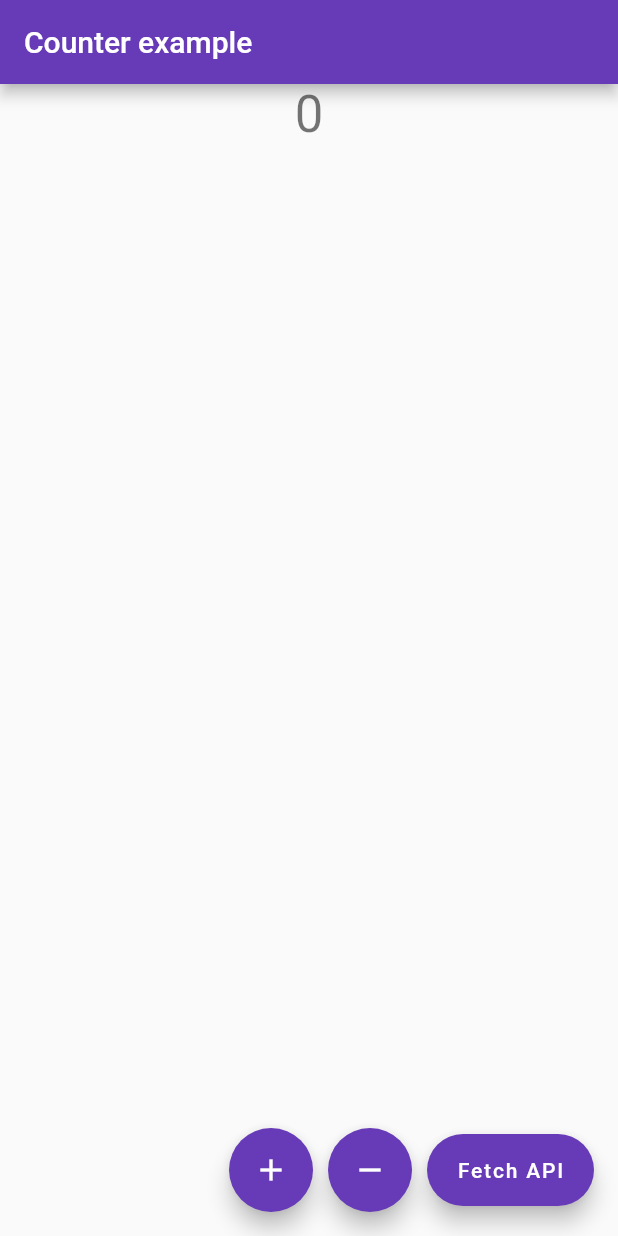
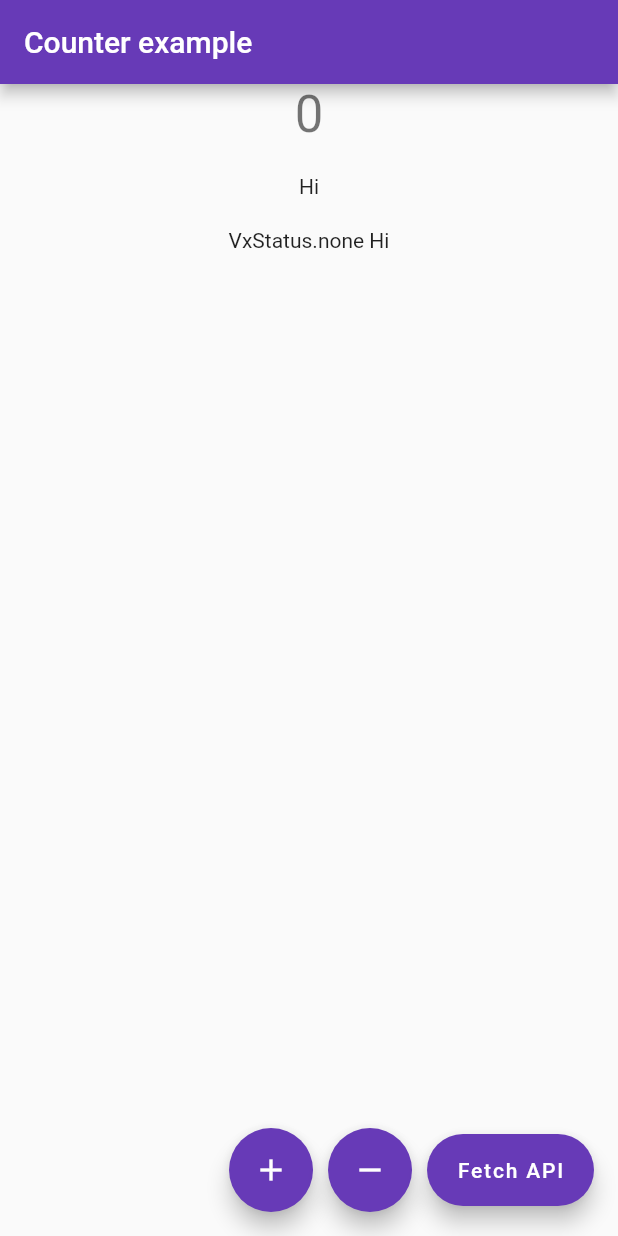
Before and after one commit to iampawan/VxState, a Flutter app: the screen it shows after launch, on a phone screen of 412 x 824 dp. Run offline on Flutter 3.47's test engine with Material 2 defaults, Android fonts, the phone set to English and light mode, and no system bars.

Commit message:
status added

```diff
--- a/example/lib/main.dart
+++ b/example/lib/main.dart
@@ -34,9 +34,7 @@ class HomePage extends StatelessWidget {
   const HomePage({Key key, this.store}) : super(key: key);
   @override
   Widget build(BuildContext context) {
-    // final store = VxState.store;
-
-    VxState.listen(context, to: [FetchApi]);
+    // VxState.listen(context, to: [FetchApi]);
     print("Build Called");
 
     return Scaffold(
@@ -50,21 +48,36 @@ class HomePage extends StatelessWidget {
               crossAxisAlignment: CrossAxisAlignment.center,
               children: <Widget>[
                 VxBuilder(
-                  mutations: {IncrementMutation, DecrementMutation},
-                  builder: (ctx) => Text(
-                    store.counter.count.toString(),
-                    style: Theme.of(context).textTheme.headline4,
-                  ),
+                    mutations: {IncrementMutation, DecrementMutation},
+                    builder: (ctx, _) {
+                      if (store.isFetching)
+                        return CircularProgressIndicator();
+                      else
+                        return Text(
+                          "${store.counter.count.toString()}",
+                          style: Theme.of(context).textTheme.headline4,
+                        );
+                    }),
+                SizedBox(
+                  height: 20.0,
+                ),
+                Text(
+                  "${store.data}",
                 ),
                 SizedBox(
                   height: 20.0,
                 ),
-                if (store.isFetching)
-                  CircularProgressIndicator()
-                else
-                  Text(
-                    store.data,
-                  ),
+                VxBuilder(
+                    builder: (context, status) {
+                      print("$status");
+                      if (status == VxStatus.loading)
+                        return CircularProgressIndicator();
+                      else
+                        return Text(
+                          "${status} ${store.data}",
+                        );
+                    },
+                    mutations: {FetchApi})
               ],
             ),
           ),
--- a/lib/src/vxmutation.dart
+++ b/lib/src/vxmutation.dart
@@ -10,12 +10,16 @@ abstract class VxMutation<T extends VxStore> {
   /// Reference to the current instance of [Store]
   T get store => VxState.store;
 
+  /// Status of this current mutation
+  VxStatus status;
+
   /// List of mutation to execute after current one.
   final List<VxMutationBuilder> _laterMutations = [];
 
   /// A mutation logic inside [perform] is executed immediately after
   /// creating an object of the mutation.
   VxMutation() {
+    status = VxStatus.none;
     _run();
   }
 
@@ -30,9 +34,10 @@ abstract class VxMutation<T extends VxStore> {
       // If the execution results in a Future then await it.
       // Useful for building an HTTP request using values from
       // some async source.
+
       dynamic result = perform();
       if (result is Future) result = await result;
-
+      status = VxStatus.success;
       // Notify the widgets that execution is done
       VxState.notify(this);
 
@@ -42,8 +47,9 @@ abstract class VxMutation<T extends VxStore> {
       // the end of execution.
       if (result != null && this is VxEffects) {
         dynamic out = (this as VxEffects).fork(result);
+        status = VxStatus.loading;
         if (out is Future) await out;
-
+        status = VxStatus.success;
         VxState.notify(this);
       }
 
@@ -53,6 +59,7 @@ abstract class VxMutation<T extends VxStore> {
       }
       // ignore: avoid_catches_without_on_clauses
     } catch (e, s) {
+      status = VxStatus.error;
       // If an exception happens in exec or VxEffects then
       // it is caught and sent to exception callback. This is
       // useful for showing a generic error message or crash reporting.
--- a/lib/src/vxstate.dart
+++ b/lib/src/vxstate.dart
@@ -6,11 +6,18 @@ import 'package:flutter/material.dart';
 part 'inherited_model.dart';
 part 'vxmutation.dart';
 
+/// VxWidgetBuilder gives context and status back.
+/// Status are more useful when you use vx effects
+typedef VxStateWidgetBuilder = Widget Function(
+    BuildContext context, VxStatus status);
+
+/// Status about the current state
+// ignore: public_member_api_docs
+enum VxStatus { none, loading, success, error }
+
 /// App's store should extend this class. An instance of this class is
 /// given to [VxState] while initialization only once.
-abstract class VxStore {
-
-}
+abstract class VxStore {}
 
 /// The coordinating widget that keeps track of mutations
 /// and the notify the same to the listening widgets.
--- a/lib/src/widgets/vxbuilder.dart
+++ b/lib/src/widgets/vxbuilder.dart
@@ -6,7 +6,7 @@ import '../vxstate.dart';
 /// mutations and rebuilds after their execution.
 class VxBuilder extends StatelessWidget {
   /// [builder] provides the child widget to rendered.
-  final WidgetBuilder builder;
+  final VxStateWidgetBuilder builder;
 
   /// Widget will rerender every time any of [mutations] executes.
   final Set<Type> mutations;
@@ -25,7 +25,15 @@ class VxBuilder extends StatelessWidget {
     );
     return StreamBuilder<VxMutation>(
       stream: stream,
-      builder: (context, _) => builder(context),
+      builder: (context, mut) {
+        VxStatus status;
+        if (!mut.hasData || mut.connectionState == ConnectionState.waiting) {
+          status = VxStatus.none;
+        } else {
+          status = mut?.data?.status;
+        }
+        return builder(context, status);
+      },
     );
   }
 }
```
Also changed, not shown: example/lib/mystore.dart (+6 -5 lines), lib/src/widgets/vxconsumer.dart (+10 -2 lines), 1 other file.
